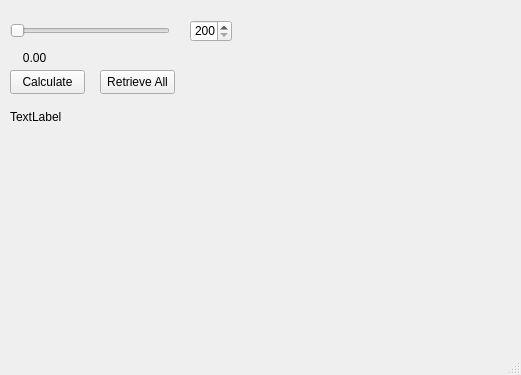
This is mainwindow.ui in yaltaki/Illue-Wiz as Qt 5 draws it before an edit. The edited form follows.
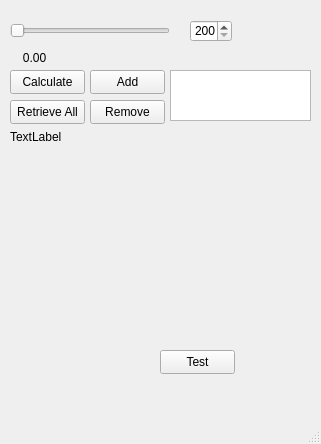
This is the edited form.

The edit to the form file:
```diff
--- a/mainwindow.ui
+++ b/mainwindow.ui
@@ -6,8 +6,8 @@
    <rect>
     <x>0</x>
     <y>0</y>
-    <width>521</width>
-    <height>375</height>
+    <width>321</width>
+    <height>444</height>
    </rect>
   </property>
   <property name="windowTitle">
@@ -91,9 +91,9 @@
     <property name="geometry">
      <rect>
       <x>10</x>
-      <y>110</y>
+      <y>130</y>
       <width>301</width>
-      <height>221</height>
+      <height>271</height>
      </rect>
     </property>
     <property name="text">
@@ -109,8 +109,8 @@
    <widget class="QPushButton" name="pushButton_2">
     <property name="geometry">
      <rect>
-      <x>100</x>
-      <y>70</y>
+      <x>10</x>
+      <y>100</y>
       <width>75</width>
       <height>24</height>
      </rect>
@@ -119,6 +119,55 @@
      <string>Retrieve All</string>
     </property>
    </widget>
+   <widget class="QTextEdit" name="textEdit">
+    <property name="geometry">
+     <rect>
+      <x>170</x>
+      <y>70</y>
+      <width>141</width>
+      <height>51</height>
+     </rect>
+    </property>
+   </widget>
+   <widget class="QPushButton" name="pushButtonAdd">
+    <property name="geometry">
+     <rect>
+      <x>90</x>
+      <y>70</y>
+      <width>75</width>
+      <height>24</height>
+     </rect>
+    </property>
+    <property name="text">
+     <string>Add</string>
+    </property>
+   </widget>
+   <widget class="QPushButton" name="pushButtonRemove">
+    <property name="geometry">
+     <rect>
+      <x>90</x>
+      <y>100</y>
+      <width>75</width>
+      <height>24</height>
+     </rect>
+    </property>
+    <property name="text">
+     <string>Remove</string>
+    </property>
+   </widget>
+   <widget class="QPushButton" name="pushButton_Test">
+    <property name="geometry">
+     <rect>
+      <x>160</x>
+      <y>350</y>
+      <width>75</width>
+      <height>24</height>
+     </rect>
+    </property>
+    <property name="text">
+     <string>Test</string>
+    </property>
+   </widget>
   </widget>
   <widget class="QMenuBar" name="menubar">
    <property name="geometry">
```
Left out of the diff: 4 changed lines with no effect on the pictures.
